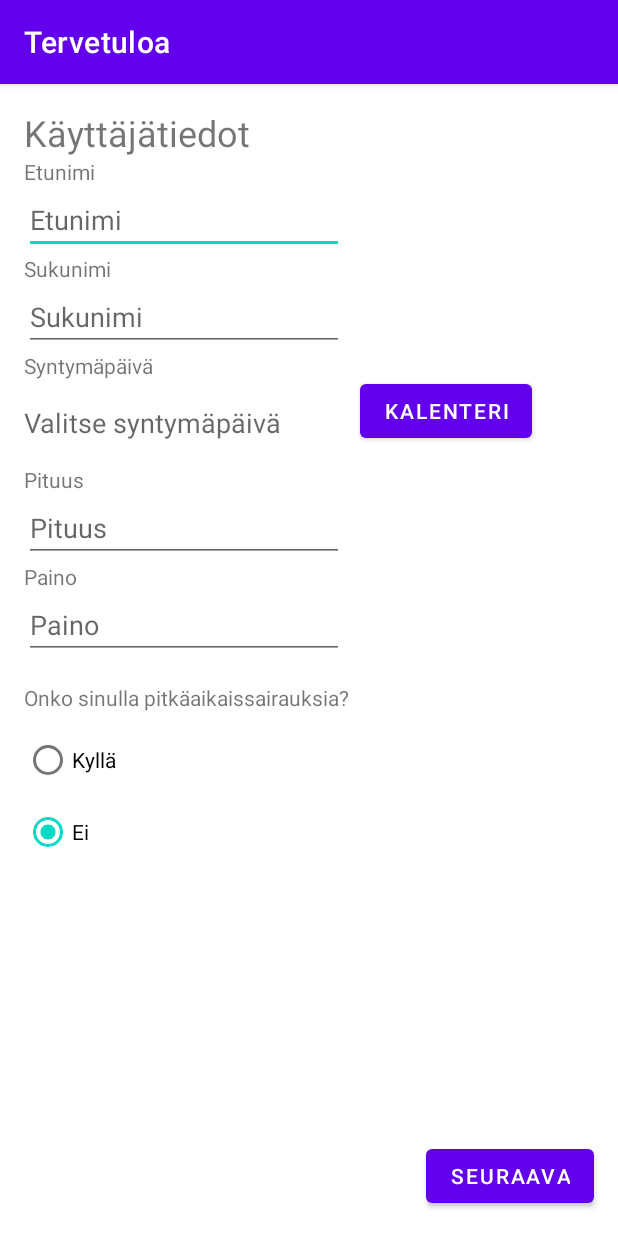
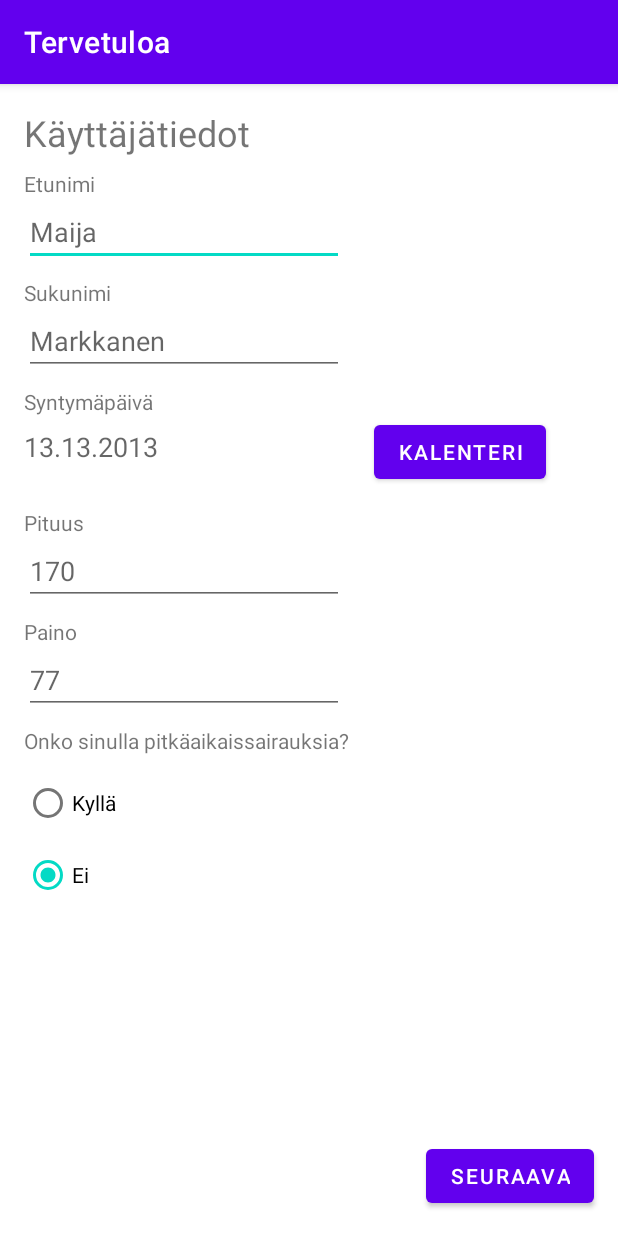
Before and after one commit to Tschokkinen/android-health-application, an Android app: the FirstLaunch screen opened directly, with no data from a screen before it, on a phone screen of 412 x 824 dp. Run offline under Robolectric (Android 15) with nearby library versions, the phone set to English and light mode, and no system bars; our stand-ins replace Room's generated code.

Commit message:
A little fine tuning with layouts.

```diff
--- a/app/src/main/res/layout/activity_first_launch.xml
+++ b/app/src/main/res/layout/activity_first_launch.xml
@@ -47,7 +47,7 @@
         android:layout_height="wrap_content"
         android:layout_marginStart="16dp"
         android:ems="10"
-        android:hint="@string/user_data_text_name"
+        android:hint="@string/user_data_name_example"
         android:inputType="textPersonName"
         app:layout_constraintBottom_toTopOf="@+id/textView9"
         app:layout_constraintStart_toStartOf="parent"
@@ -70,11 +70,9 @@
         android:layout_width="wrap_content"
         android:layout_height="wrap_content"
         android:layout_marginStart="16dp"
-        android:layout_marginBottom="8dp"
         android:ems="10"
-        android:hint="@string/user_data_text_weight"
+        android:hint="@string/user_data_weight_example"
         android:inputType="number"
-        app:layout_constraintBottom_toTopOf="@+id/textView2"
         app:layout_constraintStart_toStartOf="parent"
         app:layout_constraintTop_toBottomOf="@+id/textView12" />
 
@@ -84,7 +82,7 @@
         android:layout_height="wrap_content"
         android:layout_marginStart="16dp"
         android:ems="10"
-        android:hint="@string/user_data_text_height"
+        android:hint="@string/user_data_height_example"
         android:inputType="number"
         app:layout_constraintBottom_toTopOf="@+id/textView12"
         app:layout_constraintStart_toStartOf="parent"
@@ -122,7 +120,7 @@
         android:layout_height="wrap_content"
         android:layout_marginStart="16dp"
         android:ems="10"
-        android:hint="@string/user_data_text_lastname"
+        android:hint="@string/user_data_last_name_example"
         android:inputType="textPersonName"
         app:layout_constraintBottom_toTopOf="@+id/textView10"
         app:layout_constraintStart_toStartOf="parent"
@@ -132,18 +130,20 @@
         android:id="@+id/buttonPickBirthdateFirstLaunch"
         android:layout_width="wrap_content"
         android:layout_height="wrap_content"
-        android:layout_marginTop="194dp"
-        android:layout_marginEnd="57dp"
+        android:layout_marginStart="24dp"
+        android:layout_marginEnd="44dp"
         android:onClick="buttonManager"
         android:text="@string/user_data_button_pick_a_date"
         app:layout_constraintEnd_toEndOf="parent"
-        app:layout_constraintTop_toTopOf="parent" />
+        app:layout_constraintStart_toEndOf="@+id/textViewBirthDate"
+        app:layout_constraintTop_toBottomOf="@+id/textView10" />
 
     <TextView
         android:id="@+id/textView8"
         android:layout_width="wrap_content"
         android:layout_height="wrap_content"
         android:layout_marginStart="16dp"
+        android:layout_marginTop="8dp"
         android:text="@string/user_data_text_name"
         app:layout_constraintBottom_toTopOf="@+id/firstName"
         app:layout_constraintStart_toStartOf="parent"
@@ -154,6 +154,7 @@
         android:layout_width="wrap_content"
         android:layout_height="wrap_content"
         android:layout_marginStart="16dp"
+        android:layout_marginTop="8dp"
         android:text="@string/user_data_text_lastname"
         app:layout_constraintBottom_toTopOf="@+id/lastName"
         app:layout_constraintStart_toStartOf="parent"
@@ -164,7 +165,7 @@
         android:layout_width="wrap_content"
         android:layout_height="wrap_content"
         android:layout_marginStart="16dp"
-        android:layout_marginBottom="16dp"
+        android:layout_marginTop="8dp"
         android:text="@string/user_data_text_age_title"
         app:layout_constraintBottom_toTopOf="@+id/textViewBirthDate"
         app:layout_constraintStart_toStartOf="parent"
@@ -175,6 +176,7 @@
         android:layout_width="wrap_content"
         android:layout_height="wrap_content"
         android:layout_marginStart="16dp"
+        android:layout_marginTop="8dp"
         android:text="@string/user_data_text_height"
         app:layout_constraintBottom_toTopOf="@+id/height"
         app:layout_constraintStart_toStartOf="parent"
@@ -185,6 +187,7 @@
         android:layout_width="wrap_content"
         android:layout_height="wrap_content"
         android:layout_marginStart="16dp"
+        android:layout_marginTop="8dp"
         android:text="@string/user_data_text_weight"
         app:layout_constraintBottom_toTopOf="@+id/weight"
         app:layout_constraintStart_toStartOf="parent"
@@ -192,11 +195,11 @@
 
     <TextView
         android:id="@+id/textViewBirthDate"
-        android:layout_width="wrap_content"
-        android:layout_height="wrap_content"
+        android:layout_width="205dp"
+        android:layout_height="45dp"
         android:layout_marginStart="16dp"
-        android:layout_marginBottom="16dp"
-        android:hint="@string/user_data_pick_a_date"
+        android:layout_marginTop="8dp"
+        android:hint="@string/user_data_birthdate_example"
         android:textSize="18sp"
         app:layout_constraintBottom_toTopOf="@+id/textView11"
         app:layout_constraintStart_toStartOf="parent"
--- a/app/src/main/res/values/strings.xml
+++ b/app/src/main/res/values/strings.xml
@@ -19,14 +19,19 @@
     <string name="user_data_doneButton">Valmis</string>
     <string name="user_data_title">Käyttäjätiedot</string>
     <string name="user_data_text_name">Etunimi</string>
+    <string name="user_data_name_example">Maija</string>
     <string name="user_data_text_lastname">Sukunimi</string>
+    <string name="user_data_last_name_example">Markkanen</string>
     <string name="user_data_text_long_term_illness">Pitkäaikaissairaudet</string>
     <string name="user_data_text_age_title">Syntymäpäivä</string>
+    <string name="user_data_birthdate_example">13.13.2013</string>
     <string name="user_data_button_pick_a_date">Kalenteri</string>
     <string name="user_data_pick_a_date">Valitse syntymäpäivä</string>
     <string name="user_data_text_age">pp.kk.vvvv</string>
     <string name="user_data_text_height">Pituus</string>
+    <string name="user_data_height_example">170</string>
     <string name="user_data_text_weight">Paino</string>
+    <string name="user_data_weight_example">77</string>
     <string name="user_data_long_term_illness">Onko sinulla pitkäaikaissairauksia?</string>
     <string name="radio_info_yes">Kyllä</string>
     <string name="radio_info_no">Ei</string>
```
Also changed, not shown: app/src/main/AndroidManifest.xml (+24 -6 lines).
